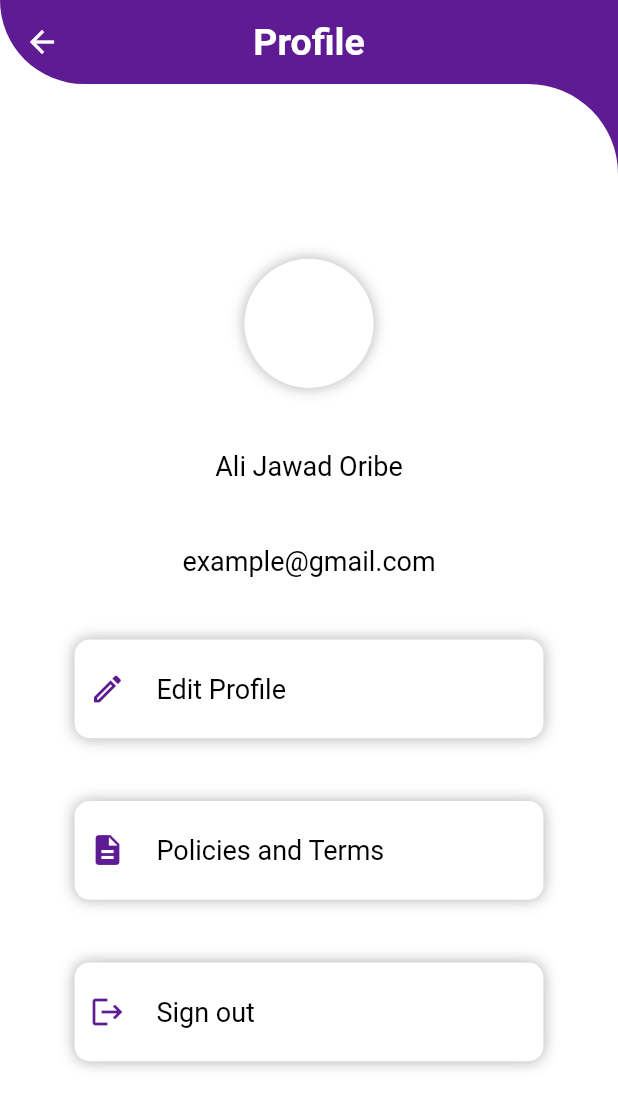
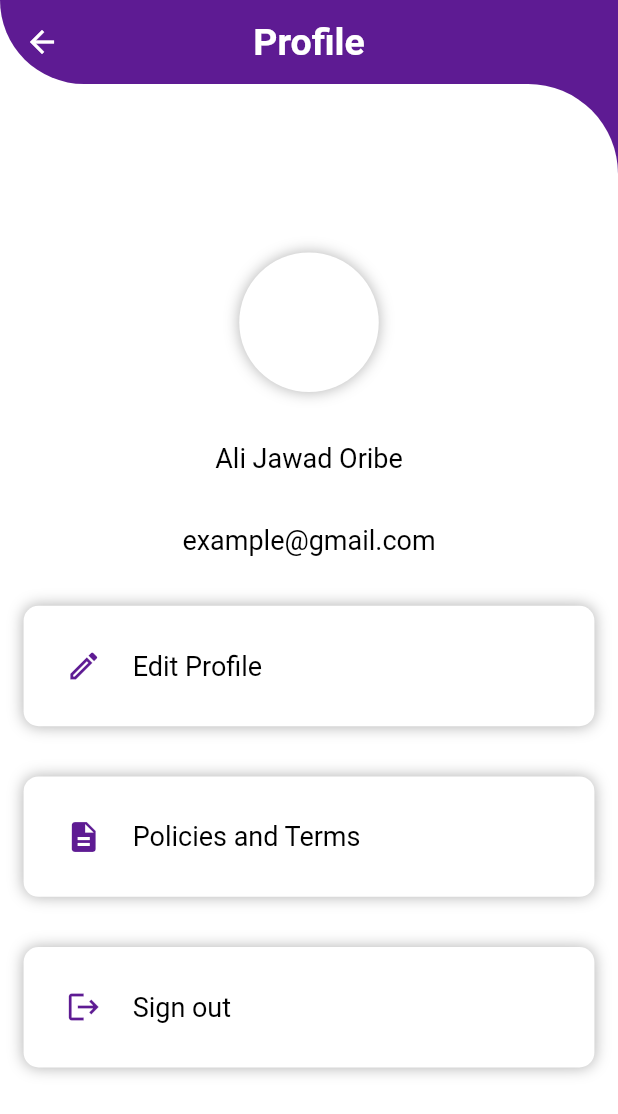
Before and after one commit to AliJawad93/body-fix, a Flutter app: the Profile screen opened directly, on a phone screen of 412 x 824 dp. Shown: the top 1114 px of the screen. Run offline on Flutter 3.47's test engine with Material 2 defaults, Android fonts, the phone set to English and light mode, and no system bars; our stand-ins replace cached_network_image, file_picker, flutter_svg, get, percent_indicator and 1 more; missing offline and left inert: dart:ffi; accounts and stored records are empty; network calls fail; statements that could not run were skipped; project files that could hold a hidden picture were left out.

Commit message:
final-stage

```diff
--- a/lib/body fix/controller/main_page_controller.dart
+++ b/lib/body fix/controller/main_page_controller.dart
@@ -1,7 +1,6 @@
 import 'package:body_fix2/body%20fix/presentation/exercises/user/exercises.dart';
 import 'package:body_fix2/body%20fix/presentation/food/user/food.dart';
 import 'package:body_fix2/body%20fix/presentation/profile/profile.dart';
-import 'package:body_fix2/body%20fix/presentation/steps_count/steps.dart';
 import 'package:body_fix2/body%20fix/presentation/steps_count/steps.dart';
 import 'package:flutter/material.dart';
 import 'package:get/get.dart';
--- a/lib/body fix/presentation/exercises/user/widgets/card_exercises.dart
+++ b/lib/body fix/presentation/exercises/user/widgets/card_exercises.dart
@@ -34,7 +34,11 @@ class CardExercises extends StatelessWidget {
                     color: AppColors.darkGray,
                     size: 35,
                   ),
-                  errorWidget: (context, url, error) => const Icon(Icons.error),
+                  errorWidget: (context, url, error) => const Icon(
+                    Icons.fitness_center,
+                    color: AppColors.darkGray,
+                    size: 35,
+                  ),
                 ),
               ),
             ),
--- a/lib/body fix/presentation/food/user/widgets/card_food.dart
+++ b/lib/body fix/presentation/food/user/widgets/card_food.dart
@@ -34,7 +34,11 @@ class CardFood extends StatelessWidget {
                     color: AppColors.darkGray,
                     size: 35,
                   ),
-                  errorWidget: (context, url, error) => Icon(Icons.error),
+                  errorWidget: (context, url, error) => Icon(
+                    Icons.local_dining,
+                    color: AppColors.darkGray,
+                    size: 35,
+                  ),
                 ),
               ),
             ),
--- a/lib/body fix/presentation/profile/profile.dart
+++ b/lib/body fix/presentation/profile/profile.dart
@@ -18,14 +18,14 @@ class Profile extends StatelessWidget {
       body: Center(
         child: Container(
           margin: EdgeInsets.symmetric(
-              horizontal: sqrt((Get.height + Get.width) * 2)),
+              horizontal: sqrt((Get.height + Get.width) * 0.2)),
           height: Get.height * 0.7,
           child: Column(
             mainAxisAlignment: MainAxisAlignment.spaceAround,
             children: [
               CustomContainer(
-                  height: sqrt((Get.height + Get.width) * 6),
-                  width: sqrt((Get.height + Get.width) * 6),
+                  height: sqrt((Get.height + Get.width) * 7),
+                  width: sqrt((Get.height + Get.width) * 7),
                   borderRadius: 100,
                   child: const Text("")),
               const Text(
--- a/lib/body fix/presentation/profile/widgets/card_item_profile.dart
+++ b/lib/body fix/presentation/profile/widgets/card_item_profile.dart
@@ -21,8 +21,7 @@ class CardItemProfile extends StatelessWidget {
     return InkWell(
       onTap: onTap,
       child: CustomContainer(
-        padding: const EdgeInsets.all(10),
-        height: sqrt((Get.height + Get.width) * 3.5),
+        padding: EdgeInsets.all(sqrt(Get.height + Get.width) * 0.8),
         borderRadius: 10,
         child: Row(
           children: [
--- a/lib/body fix/presentation/widgets/custom_body_cont.dart
+++ b/lib/body fix/presentation/widgets/custom_body_cont.dart
@@ -3,13 +3,19 @@ import 'package:flutter/material.dart';
 import 'package:get/get.dart';
 
 class CustomScaffold extends StatelessWidget {
-  CustomScaffold({this.appBar, this.body, super.key});
+  CustomScaffold(
+      {this.resizeToAvoidBottomInset = true,
+      this.appBar,
+      this.body,
+      super.key});
   Widget? body;
   PreferredSizeWidget? appBar;
+  bool resizeToAvoidBottomInset;
   @override
   Widget build(BuildContext context) {
     return Scaffold(
       backgroundColor: Colors.white,
+      resizeToAvoidBottomInset: resizeToAvoidBottomInset,
       appBar: appBar,
       body: Stack(
         children: [
--- a/lib/main.dart
+++ b/lib/main.dart
@@ -19,7 +19,7 @@ class MyApp extends StatelessWidget {
     return GetMaterialApp(
       debugShowCheckedModeBanner: false,
       theme: LightTheme.getLightTheme(),
-      home: OnBoarding(),
+      home: Home(),
     );
   }
 }
--- a/pubspec.yaml
+++ b/pubspec.yaml
@@ -41,6 +41,7 @@ dependencies:
   file_picker: ^5.2.1
   shared_preferences: ^2.0.15
   cached_network_image: ^3.2.2
+  percent_indicator: ^4.2.2
 
 dev_dependencies:
   flutter_test:
```
Also changed, not shown: lib/body fix/presentation/steps_count/steps.dart (added, +124 -0 lines), pubspec.lock.
